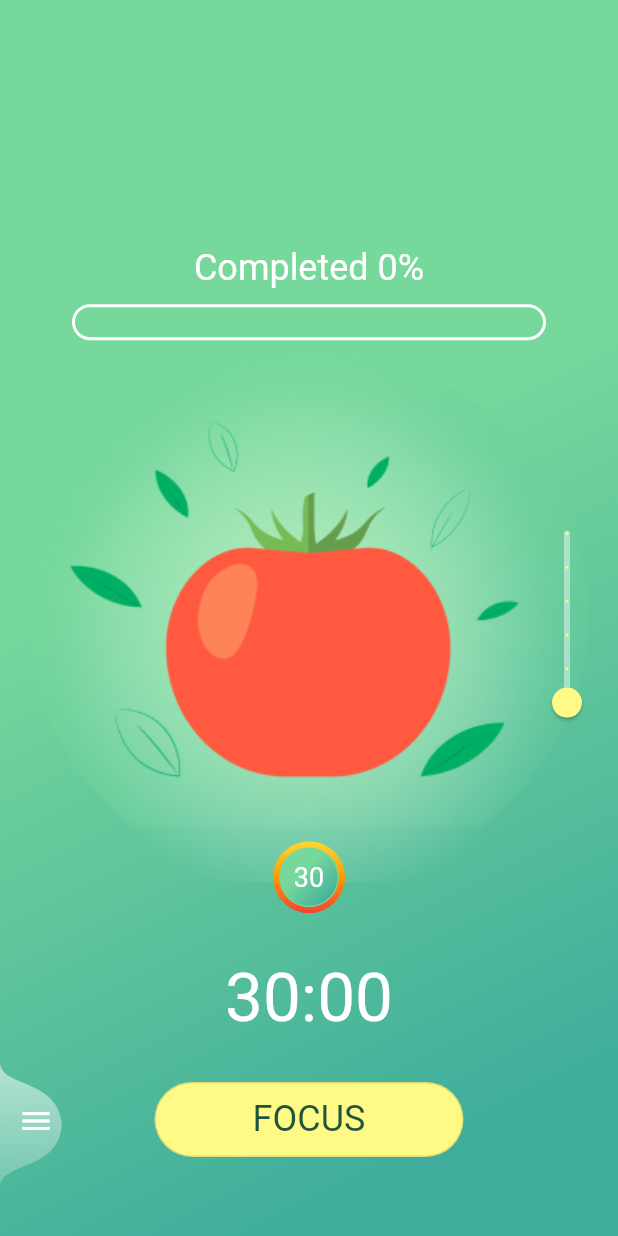
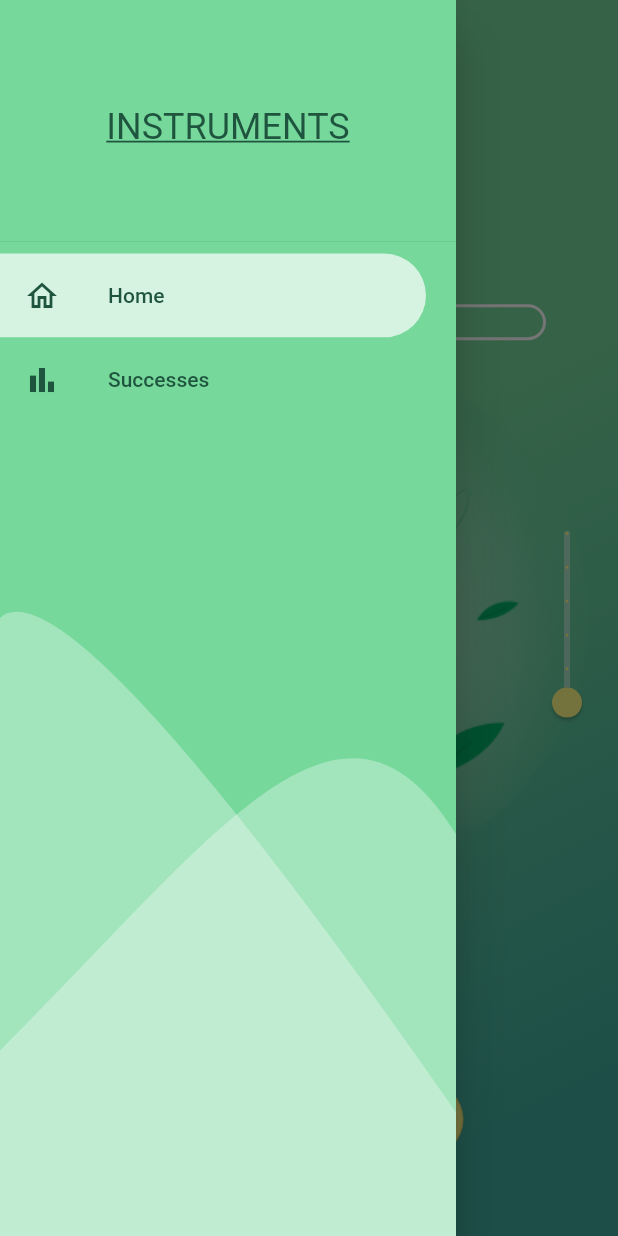
Before and after one commit to jibulani/timer, a Flutter app: the screen it shows after launch, in the side drawer, after a tap on "Home", on a phone screen of 412 x 824 dp. Run offline on Flutter 3.47's test engine with Material 2 defaults, Android fonts, the phone set to English and light mode, and no system bars; drawn by our look-alikes of percent_indicator; our stand-ins replace bloc, equatable, flutter_bloc.

```diff
--- /dev/null
+++ b/lib/bloc/navigation/navigation_bloc.dart
@@ -0,0 +1,23 @@
+import 'package:bloc/bloc.dart';
+
+import 'navigation_event.dart';
+import 'navigation_state.dart';
+
+class NavigationBloc extends Bloc<NavigationEvent, NavigationState> {
+  int currentIndex = 0;
+
+  NavigationBloc()
+      : super(PageLoading()) {
+    on<PageTapped>((event, emit) async {
+      currentIndex = event.index;
+      emit(CurrentIndexChanged(currentIndex));
+      emit(PageLoading());
+      if (event.index == 0) {
+        emit(HomePageLoaded());
+      }
+      if (event.index == 1) {
+        emit(OtherPageLoaded());
+      }
+    });
+  }
+}
--- /dev/null
+++ b/lib/bloc/navigation/navigation_event.dart
@@ -0,0 +1,17 @@
+import 'package:equatable/equatable.dart';
+
+abstract class NavigationEvent extends Equatable {
+  const NavigationEvent();
+
+  @override
+  List<Object> get props => [];
+}
+
+class PageTapped extends NavigationEvent {
+  final int index;
+
+  const PageTapped(this.index);
+
+  @override
+  List<Object> get props => [index];
+}
--- /dev/null
+++ b/lib/bloc/navigation/navigation_state.dart
@@ -0,0 +1,37 @@
+import 'package:equatable/equatable.dart';
+
+abstract class NavigationState extends Equatable {
+  const NavigationState();
+
+  @override
+  List<Object> get props => [];
+}
+
+class CurrentIndexChanged extends NavigationState {
+  final int currentIndex;
+
+  const CurrentIndexChanged(this.currentIndex);
+
+  @override
+  List<Object> get props => [currentIndex];
+
+  @override
+  String toString() => 'CurrentIndexChanged to $currentIndex';
+}
+
+class PageLoading extends NavigationState {
+  @override
+  String toString() => 'PageLoading';
+}
+
+class HomePageLoaded extends NavigationState {
+
+  @override
+  String toString() => 'HomePageLoaded';
+}
+
+class OtherPageLoaded extends NavigationState {
+
+  @override
+  String toString() => 'OtherPageLoaded';
+}
--- a/lib/components/nav_drawer.dart
+++ b/lib/components/nav_drawer.dart
@@ -1,12 +1,18 @@
 
 import 'package:flutter/cupertino.dart';
 import 'package:flutter/material.dart';
+import 'package:flutter_bloc/flutter_bloc.dart';
+import 'package:timer/bloc/navigation/navigation_bloc.dart';
+import 'package:timer/bloc/navigation/navigation_event.dart';
+import 'package:timer/bloc/navigation/navigation_state.dart';
 import 'package:timer/timer_theme.dart';
 
 import 'nav_drawer_painter.dart';
 
 class NavDrawer extends StatelessWidget {
-  const NavDrawer({Key? key}) : super(key: key);
+  final NavigationBloc bloc;
+
+  const NavDrawer(this.bloc, {Key? key}) : super(key: key);
 
   @override
   Widget build(BuildContext context) {
@@ -37,48 +43,17 @@ class NavDrawer extends StatelessWidget {
                     ),
                   ),
                 ),
-
-                Container(
-                  margin: const EdgeInsets.only(right: 20),
-                  decoration: const BoxDecoration(
-                      color: Color.fromRGBO(255, 255, 255, 0.7),
-                      borderRadius: BorderRadiusDirectional.horizontal(end: Radius.circular(50.0))
-                  ),
-                  child: ListTile(
-                    leading: Icon(Icons.home_outlined, color: TimerTheme.darkGreen,),
-                    title: Text('Home', style: TextStyle(color: TimerTheme.darkGreen),),
-                    onTap: () => {
-                      Navigator.of(context).pop()
-                    },
-                  ),
-                ),
-                Container(
-                  margin: const EdgeInsets.only(right: 20),
-                  decoration: BoxDecoration(
-                      color: TimerTheme.lightGreen,
-                      borderRadius: const BorderRadiusDirectional.horizontal(end: Radius.circular(50.0))
-                  ),
-                  child: ListTile(
-                    leading: Icon(Icons.bar_chart, color: TimerTheme.darkGreen),
-                    title: Text('Successes', style: TextStyle(color: TimerTheme.darkGreen)),
-                    onTap: () => {
-                      Navigator.of(context).pop()
-                    },
-                  ),
-                ),
-                Container(
-                  margin: const EdgeInsets.only(right: 20),
-                  decoration: BoxDecoration(
-                      color: TimerTheme.lightGreen,
-                      borderRadius: const BorderRadiusDirectional.horizontal(end: Radius.circular(50.0))
-                  ),
-                  child: ListTile(
-                    leading: Icon(Icons.flash_on, color: TimerTheme.darkGreen),
-                    title: Text('Settings', style: TextStyle(color: TimerTheme.darkGreen)),
-                    onTap: () => {
-                      Navigator.of(context).pop()
-                    },
-                  ),
+                BlocBuilder(
+                    bloc: bloc,
+                    builder: (BuildContext context, NavigationState state) {
+                      if (state is HomePageLoaded) {
+                        return getMenuItems(0);
+                      }
+                      if (state is OtherPageLoaded) {
+                        return getMenuItems(1);
+                      }
+                      return Container();
+                    }
                 ),
               ],
             ),
@@ -87,4 +62,47 @@ class NavDrawer extends StatelessWidget {
       ),
     );
   }
+
+  Widget getMenuItems(menuPositionSelected) {
+    return Column(
+      children: [
+        Container(
+          margin: const EdgeInsets.only(right: 20),
+          decoration: menuPositionSelected == 0 ?
+          const BoxDecoration(
+              color: Color.fromRGBO(255, 255, 255, 0.7),
+              borderRadius: BorderRadiusDirectional.horizontal(end: Radius.circular(50.0))
+          ) : BoxDecoration(
+              color: TimerTheme.lightGreen,
+              borderRadius: const BorderRadiusDirectional.horizontal(end: Radius.circular(50.0))
+          ),
+          child: ListTile(
+            leading: Icon(Icons.home_outlined, color: TimerTheme.darkGreen,),
+            title: Text('Home', style: TextStyle(color: TimerTheme.darkGreen),),
+            onTap: () => {
+              bloc.add(const PageTapped(0))
+            },
+          ),
+        ),
+        Container(
+          margin: const EdgeInsets.only(right: 20),
+          decoration: menuPositionSelected == 1 ?
+          const BoxDecoration(
+              color: Color.fromRGBO(255, 255, 255, 0.7),
+              borderRadius: BorderRadiusDirectional.horizontal(end: Radius.circular(50.0))
+          ) : BoxDecoration(
+              color: TimerTheme.lightGreen,
+              borderRadius: const BorderRadiusDirectional.horizontal(end: Radius.circular(50.0))
+          ),
+          child: ListTile(
+            leading: Icon(Icons.bar_chart, color: TimerTheme.darkGreen),
+            title: Text('Successes', style: TextStyle(color: TimerTheme.darkGreen)),
+            onTap: () => {
+              bloc.add(const PageTapped(1))
+            },
+          ),
+        )
+      ],
+    );
+  }
 }
--- a/lib/main.dart
+++ b/lib/main.dart
@@ -1,15 +1,24 @@
 import 'package:flutter/material.dart';
+import 'package:flutter_bloc/flutter_bloc.dart';
 import 'package:timer/screens/home.dart';
 
+import 'bloc/navigation/navigation_bloc.dart';
+import 'bloc/navigation/navigation_event.dart';
+import 'bloc/navigation/navigation_state.dart';
 import 'components/nav_drawer.dart';
 import 'components/nav_drawer_button_painter.dart';
+import 'screens/other.dart';
 
 void main() {
-  runApp(const MyApp());
+  runApp(MultiBlocProvider(providers: [
+    BlocProvider<NavigationBloc>(
+      create: (context) => NavigationBloc(),
+    ),
+  ], child: const TimerApp()));
 }
 
-class MyApp extends StatelessWidget {
-  const MyApp({Key? key}) : super(key: key);
+class TimerApp extends StatelessWidget {
+  const TimerApp({Key? key}) : super(key: key);
 
   @override
   Widget build(BuildContext context) {
@@ -18,19 +27,20 @@ class MyApp extends StatelessWidget {
       theme: ThemeData(
         primarySwatch: Colors.blue,
       ),
-      home: MyHomePage(),
+      home: BasePage(),
     );
   }
 }
 
-class MyHomePage extends StatelessWidget {
-
+class BasePage extends StatelessWidget {
   final GlobalKey<ScaffoldState> _scaffoldKey = GlobalKey<ScaffoldState>();
 
-  MyHomePage({Key? key}) : super(key: key);
+  BasePage({Key? key}) : super(key: key);
 
   @override
   Widget build(BuildContext context) {
+    var bloc = BlocProvider.of<NavigationBloc>(context);
+    bloc.add(const PageTapped(0));
 
     var navDrawerButtonHeight = MediaQuery.of(context).size.height / 5;
     var navDrawerButtonWidth = navDrawerButtonHeight / 4;
@@ -38,10 +48,23 @@ class MyHomePage extends StatelessWidget {
 
     return Scaffold(
       key: _scaffoldKey,
-      drawer: NavDrawer(),
-      body: Stack(
-        children: [
-          Home(),
+      drawer: NavDrawer(bloc),
+      body: Stack(children: [
+        BlocBuilder(
+          bloc: bloc,
+          builder: (BuildContext context, NavigationState state) {
+            if (state is PageLoading) {
+              return const Center(child: CircularProgressIndicator());
+            }
+            if (state is HomePageLoaded) {
+              return const Home();
+            }
+            if (state is OtherPageLoaded) {
+              return const Other();
+            }
+            return Container();
+          },
+        ),
         Positioned(
           bottom: bottomPosition,
           child: SizedBox(
@@ -60,16 +83,16 @@ class MyHomePage extends StatelessWidget {
         Positioned(
           bottom: bottomPosition * 1.6,
           child: IconButton(
-            icon: const Icon(Icons.menu, color: Colors.white,),
+            icon: const Icon(
+              Icons.menu,
+              color: Colors.white,
+            ),
             onPressed: () {
               _scaffoldKey.currentState?.openDrawer();
             },
           ),
         )
-
-        // add BlocBuilder
-        ]
-      ),
+      ]),
     );
   }
 }
--- /dev/null
+++ b/lib/screens/other.dart
@@ -0,0 +1,14 @@
+
+import 'package:flutter/material.dart';
+
+class Other extends StatelessWidget {
+  const Other({Key? key}) : super(key: key);
+
+  @override
+  Widget build(BuildContext context) {
+    return Container(
+      color: Colors.indigoAccent,
+    );
+  }
+
+}
--- a/pubspec.yaml
+++ b/pubspec.yaml
@@ -36,6 +36,9 @@ dependencies:
   cupertino_icons: ^1.0.2
 
   percent_indicator: ^3.4.0
+  bloc: ^8.0.1
+  flutter_bloc: ^8.0.0
+  equatable: ^2.0.3
 
 dev_dependencies:
   flutter_test:
```
Also changed, not shown: pubspec.lock. Lines whose indentation alone changed are shown as unchanged.
